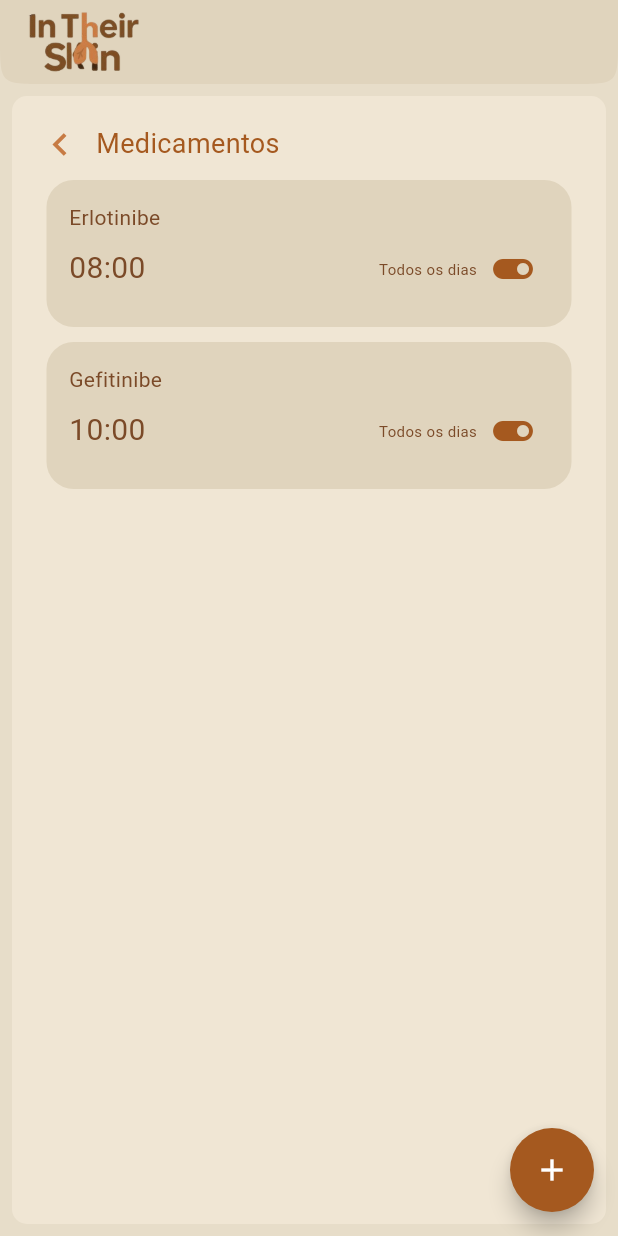
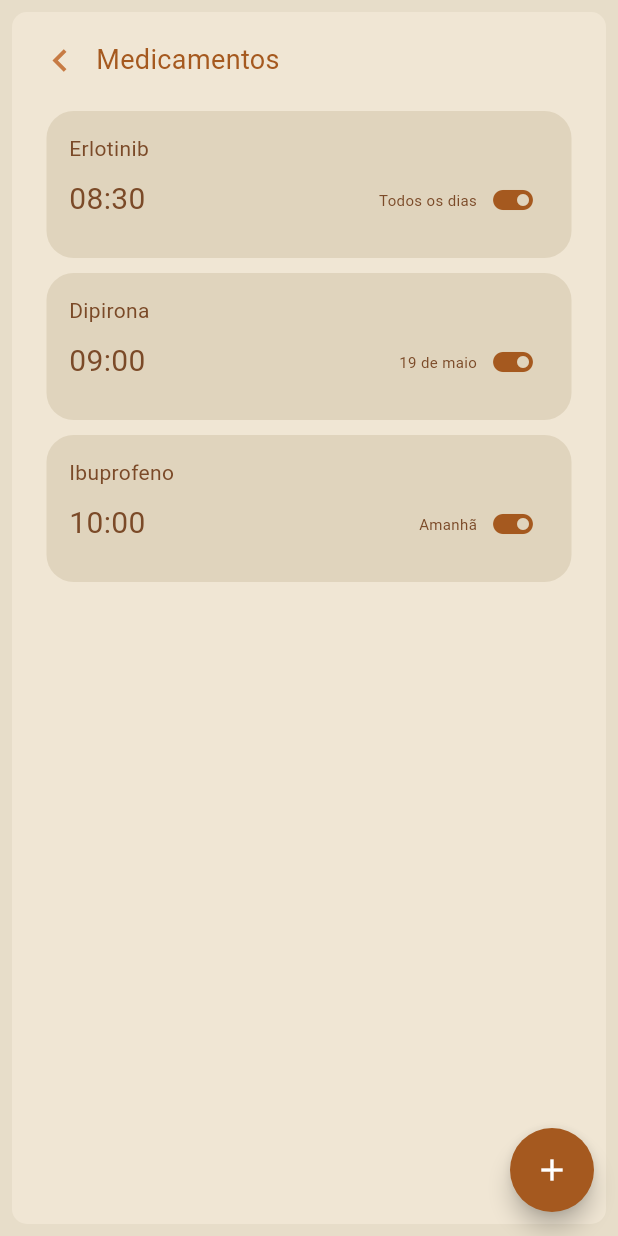
Before and after one commit to ujotinha/ProjetoPMovel, a Flutter app: the screen it shows after launch, after a tap on the "toggle on" icon, on a phone screen of 412 x 824 dp. Run offline on Flutter 3.47's test engine with Material 3 defaults, Android fonts, the phone set to English and light mode, and no system bars; our stand-ins replace sqflite; accounts and stored records are empty.

Commit message:
trazendo o código da master para minha branch

```diff
--- /dev/null
+++ b/lib/db/medicamento_dao.dart
@@ -0,0 +1,22 @@
+import 'package:projetointheirskin/domain/infoMedicamentos.dart';
+import 'package:projetointheirskin/db/medicamento_helper.dart';
+import 'package:sqflite/sqflite.dart';
+
+class MedicamentosDao {
+  Future<List<Medicamento>> listarMedicamentos() async {
+    Database db = await DBHelper().initDB();
+    String sql = 'SELECT * FROM MEDICAMENTOS;';
+    var result = await db.rawQuery(sql);
+    print(result);
+
+    List<Medicamento> listaMedicamentos = [];
+
+    // ForEach
+    for (var json in result) {
+      Medicamento medicamentos = Medicamento.fromJson(json);
+      listaMedicamentos.add(medicamentos);
+    }
+
+    return listaMedicamentos;
+  }
+}
--- /dev/null
+++ b/lib/db/medicamento_helper.dart
@@ -0,0 +1,43 @@
+import 'dart:async';
+import 'package:path/path.dart';
+import 'package:sqflite/sqflite.dart';
+
+class DBHelper {
+
+  Future<Database> initDB() async {
+    String path = await getDatabasesPath();
+    String dbPath = join(path, 'medicamentos.db');
+
+    await deleteDatabase(dbPath);
+
+    Database database = await openDatabase(
+      dbPath,
+      version: 1,
+      onCreate: onCreate,
+    );
+
+    return database;
+  }
+
+  Future<void> onCreate(Database db, int version) async {
+
+    String sql = '''CREATE TABLE MEDICAMENTOS (
+    id INTEGER PRIMARY KEY AUTOINCREMENT,
+    nome TEXT,
+    horario TEXT,
+    data TEXT
+  );''';
+
+    await db.execute(sql);
+
+    sql = "INSERT INTO MEDICAMENTOS (nome, horario, data) VALUES ('Erlotinib', '08:30', 'Todos os dias');";
+    await db.execute(sql);
+
+    sql = "INSERT INTO MEDICAMENTOS (nome, horario, data) VALUES ('Dipirona', '09:00', '19 de maio');";
+    await db.execute(sql);
+
+    sql = "INSERT INTO MEDICAMENTOS (nome, horario, data) VALUES ('Ibuprofeno', '10:00', 'Amanhã');";
+    await db.execute(sql);
+
+  }
+}
--- /dev/null
+++ b/lib/domain/infoMedicamentos.dart
@@ -0,0 +1,17 @@
+class Medicamento{
+  late String nome_medicamento;
+  late String horario_medicamento;
+  late String data_medicamento;
+
+  Medicamento({
+    required this.nome_medicamento,
+    required this.horario_medicamento,
+    required this.data_medicamento,
+  });
+
+  Medicamento.fromJson(Map<String, dynamic> json) {
+    nome_medicamento = json['nome'];
+    horario_medicamento = json['horario'];
+    data_medicamento = json['data'];
+  }
+}
--- a/lib/pages/autocuidado_medicamentos.dart
+++ b/lib/pages/autocuidado_medicamentos.dart
@@ -1,28 +1,42 @@
 import 'package:flutter/material.dart';
+import 'package:projetointheirskin/pages/home_page.dart';
+import 'package:projetointheirskin/widgets/CardMedicamento.dart';
+import '../db/medicamento_dao.dart';
 
 class AutocuidadoMedicamentos extends StatefulWidget {
   const AutocuidadoMedicamentos({super.key});
 
   @override
-  State<AutocuidadoMedicamentos> createState() => _AutocuidadoMedicamentosState();
+  State<AutocuidadoMedicamentos> createState() =>
+      _AutocuidadoMedicamentosState();
 }
 
 class _AutocuidadoMedicamentosState extends State<AutocuidadoMedicamentos> {
-  bool light=false;
+
+  List listaMedicamentos = [];
+
+  @override
+  void initState() {
+    super.initState();
+    loadData();
+  }
+
+  loadData() async {
+    listaMedicamentos = await MedicamentosDao().listarMedicamentos();
+    setState(() {});
+  }
 
   @override
   Widget build(BuildContext context) {
     return SafeArea(
-        child: Scaffold(
+      child: Scaffold(
           backgroundColor: Color(0xFFe7ddc9),
-          appBar: buildAppBar(),
-          body: buildBody(light),
-          floatingActionButton: buildFloatingActionButton()
-        ),
+          body: buildBody(),
+          floatingActionButton: buildFloatingActionButton()),
     );
   }
 
-  buildAppBar(){
+  buildAppBar() {
     return AppBar(
       backgroundColor: Color(0xFFe0d4bd),
       shape: ContinuousRectangleBorder(
@@ -35,84 +49,59 @@ class _AutocuidadoMedicamentosState extends State<AutocuidadoMedicamentos> {
     );
   }
 
-  buildBody(bool light){
-
+  buildBody() {
     return Padding(
       padding: EdgeInsets.all(8.0),
       child: Container(
         padding: EdgeInsets.all(8.0),
-        decoration: BoxDecoration(color: Color(0xFFf0e6d4), borderRadius: BorderRadius.circular(10)),
+        decoration: BoxDecoration(
+            color: Color(0xFFf0e6d4), borderRadius: BorderRadius.circular(10)),
         height: double.infinity,
         width: double.infinity,
         child: Column(
           children: [
             Row(
               children: [
-                IconButton(onPressed: () {}, icon:  Icon(Icons.chevron_left), color: Color(0xFFc77b44), iconSize: 30, ),
-                Text("Medicamentos", style: TextStyle(color: Color(0xFFa5591f), fontSize: 18))
+                IconButton(
+                  onPressed: () {
+                    Navigator.push(
+                      context,
+                      MaterialPageRoute(builder: (context) => const Homepage()),
+                    );
+                  },
+                  icon: Icon(Icons.chevron_left),
+                  color: Color(0xFFc77b44),
+                  iconSize: 30,
+                ),
+                Text("Medicamentos",
+                    style: TextStyle(color: Color(0xFFa5591f), fontSize: 18)),
               ],
             ),
-            Container(
-              padding: EdgeInsets.all(15.0),
-              decoration: BoxDecoration(color: Color(0xFFe0d4bd), borderRadius: BorderRadius.circular(18)),
-              height: 98,
-              width: 350,
-              child: Column(
-                crossAxisAlignment: CrossAxisAlignment.start,
-                children: [
-                  Text("Erlotinibe", style: TextStyle(color: Color(0xFF7b4a28))),
-                  Row(
-                    mainAxisAlignment: MainAxisAlignment.spaceBetween,
-                    children: [
-                      Text("08:00", style: TextStyle(fontSize: 20, color: Color(0xFF7b4a28)),),
-                      Row(
-                        children: [
-                          Text("Todos os dias", style: TextStyle(fontSize: 10, color: Color(0xFF7b4a28)),),
-                          IconButton(onPressed: () {}, icon:  Icon(Icons.toggle_on), color: Color(0xFFa5591f), iconSize: 32,),
-                        ],
-                      )
-                    ],
-                  )
-                ],
+            SizedBox(height: 10),
+            Expanded(
+              child: ListView.builder(
+                itemCount: listaMedicamentos.length,
+                itemBuilder: (context, i){
+                  return CardMedicamento(medicamento: listaMedicamentos[i]);
+                },
               ),
             ),
-            SizedBox(height: 10),
-            Container(
-              padding: EdgeInsets.all(15.0),
-              decoration: BoxDecoration(color: Color(0xFFe0d4bd), borderRadius: BorderRadius.circular(18)),
-              height: 98,
-              width: 350,
-              child: Column(
-                crossAxisAlignment: CrossAxisAlignment.start,
-                children: [
-                  Text("Gefitinibe", style: TextStyle(color: Color(0xFF7b4a28))),
-                  Row(
-                    mainAxisAlignment: MainAxisAlignment.spaceBetween,
-                    children: [
-                      Text("10:00", style: TextStyle(fontSize: 20, color: Color(0xFF7b4a28)),),
-                      Row(
-                        children: [
-                          Text("Todos os dias", style: TextStyle(fontSize: 10, color: Color(0xFF7b4a28)),),
-                          IconButton(onPressed: () {}, icon:  Icon(Icons.toggle_on), color: Color(0xFFa5591f), iconSize: 32,),
-                        ],
-                      )
-                    ],
-                  )
-                ],
-              ),
-            )
           ],
         ),
       ),
     );
   }
 
-  buildFloatingActionButton(){
+  buildFloatingActionButton() {
     return FloatingActionButton(
       backgroundColor: Color(0xFFa5591f),
-      onPressed: () {},
+      onPressed: () {
+      },
       shape: CircleBorder(),
-      child: Icon(Icons.add, color: Colors.white,),
+      child: Icon(
+        Icons.add,
+        color: Colors.white,
+      ),
     );
   }
 }
--- /dev/null
+++ b/lib/widgets/CardMedicamento.dart
@@ -0,0 +1,51 @@
+import 'package:flutter/material.dart';
+import 'package:projetointheirskin/domain/infoMedicamentos.dart';
+
+class CardMedicamento extends StatefulWidget {
+  Medicamento medicamento;
+
+  CardMedicamento({
+    required this.medicamento,
+    super.key,
+  });
+
+  @override
+  State<CardMedicamento> createState() => _CardMedicamentoState();
+}
+
+class _CardMedicamentoState extends State<CardMedicamento> {
+  Medicamento get medicamento => widget.medicamento;
+
+  @override
+  Widget build(BuildContext context) {
+    return Column(
+      children: [
+        Container(
+          padding: EdgeInsets.all(15.0),
+          decoration: BoxDecoration(color: Color(0xFFe0d4bd), borderRadius: BorderRadius.circular(18)),
+          height: 98,
+          width: 350,
+          child: Column(
+            crossAxisAlignment: CrossAxisAlignment.start,
+            children: [
+              Text(medicamento.nome_medicamento, style: TextStyle(color: Color(0xFF7b4a28))),
+              Row(
+                mainAxisAlignment: MainAxisAlignment.spaceBetween,
+                children: [
+                  Text(medicamento.horario_medicamento, style: TextStyle(fontSize: 20, color: Color(0xFF7b4a28)),),
+                  Row(
+                    children: [
+                      Text(medicamento.data_medicamento, style: TextStyle(fontSize: 10, color: Color(0xFF7b4a28)),),
+                      IconButton( icon:  Icon(Icons.toggle_on), color: Color(0xFFa5591f), iconSize: 32, onPressed: () { },),
+                    ],
+                  )
+                ],
+              )
+            ],
+          ),
+        ),
+        SizedBox(height: 10,)
+      ],
+    );
+  }
+}
--- a/pubspec.yaml
+++ b/pubspec.yaml
@@ -34,6 +34,9 @@ dependencies:
   # The following adds the Cupertino Icons font to your application.
   # Use with the CupertinoIcons class for iOS style icons.
   cupertino_icons: ^1.0.8
+  font_awesome_flutter: ^10.8.0
+  sqflite:
+  path:
 
 dev_dependencies:
   flutter_test:
```
Also changed, not shown: pubspec.lock.
